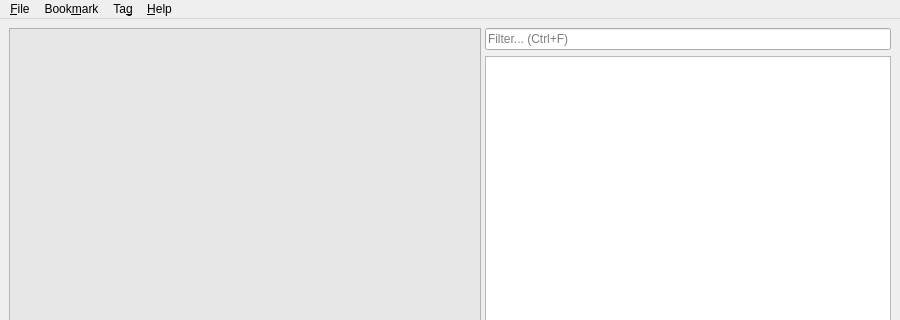
This is designer/main.ui in sobjornstad/rabbitmark as Qt 5 draws it before an edit; both pictures show x 0 to 900 and y 0 to 320 of the 900 by 670 pixel window. The edited form follows.
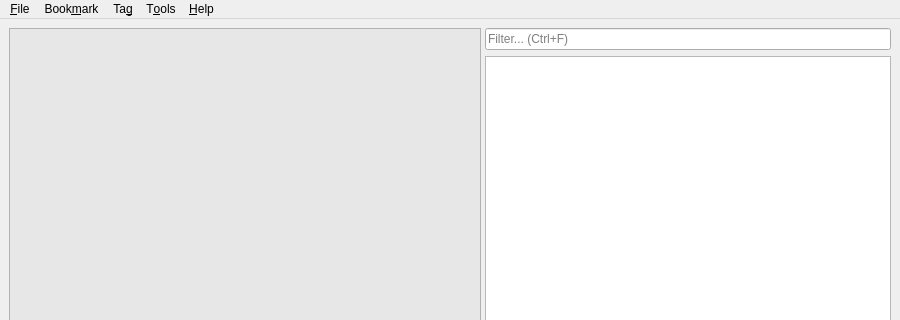
This is the edited form.

Commit message: move broken links to tools menu

What changed in the file:
```diff
--- a/designer/main.ui
+++ b/designer/main.ui
@@ -270,9 +270,16 @@
     <addaction name="separator"/>
     <addaction name="actionAbout_RabbitMark"/>
    </widget>
+   <widget class="QMenu" name="menuTools">
+    <property name="title">
+     <string>T&amp;ools</string>
+    </property>
+    <addaction name="actionBrokenLinks"/>
+   </widget>
    <addaction name="menu_File"/>
    <addaction name="menuBookmark"/>
    <addaction name="menuTag"/>
+   <addaction name="menuTools"/>
    <addaction name="menu_Help"/>
   </widget>
   <action name="action_Quit">
```
Left out of the diff: 7 changed lines with no effect on the pictures.
